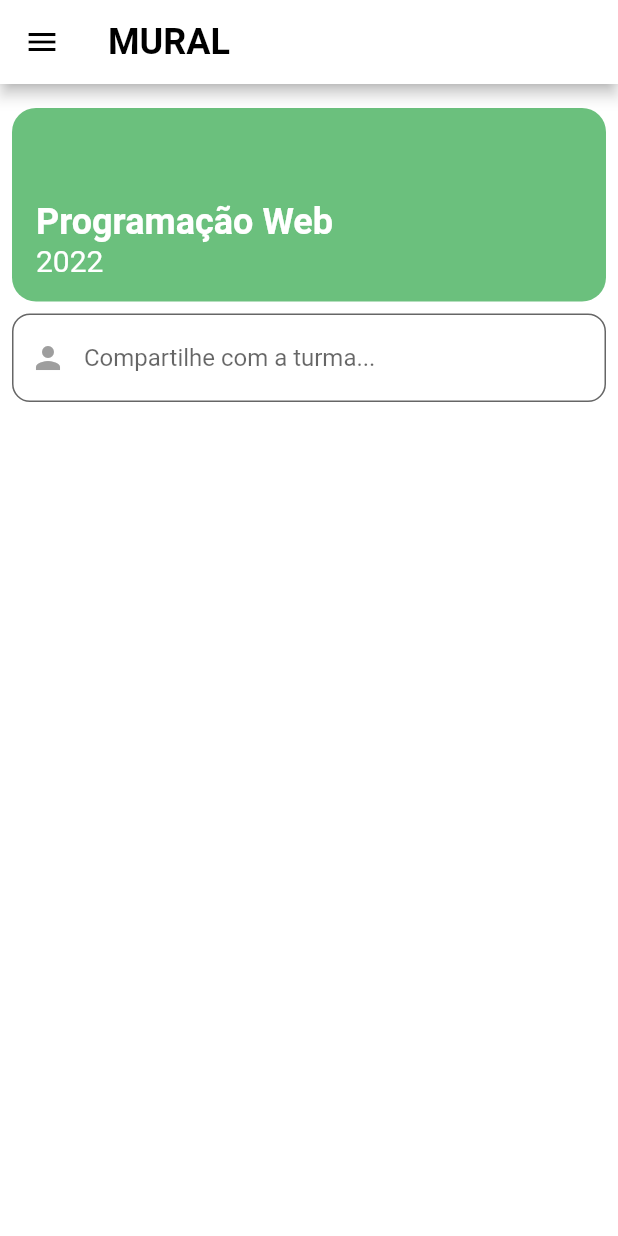
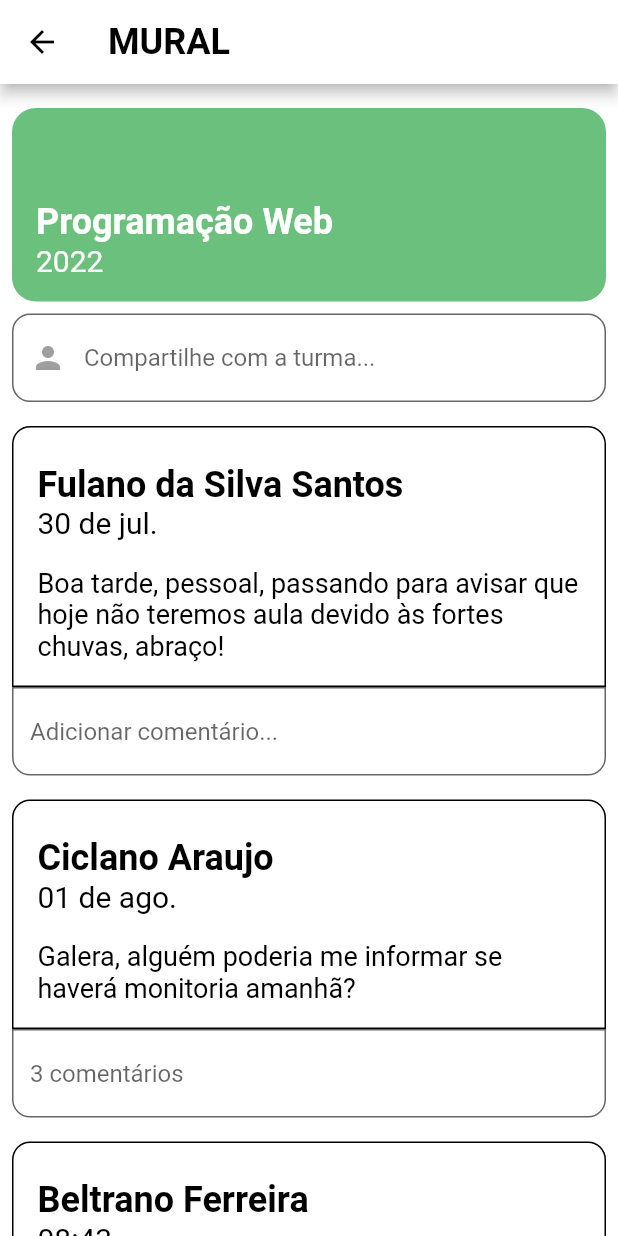
Before and after one commit to ludmilabss/App_prmo, a Flutter app: the MuralPage screen opened directly, on a phone screen of 412 x 824 dp. Run offline on Flutter 3.47's test engine with Material 2 defaults, Android fonts, the phone set to English and light mode, and no system bars; our stand-ins replace sqflite, table_calendar; accounts and stored records are empty; network calls fail.

Commit message:
Update mural_page.dart

```diff
--- a/lib/pages/mural_page.dart
+++ b/lib/pages/mural_page.dart
@@ -1,5 +1,5 @@
 import 'package:flutter/material.dart';
-import '../widget/drawer.dart';
+
 
 class MuralPage extends StatefulWidget {
   const MuralPage({Key? key}) : super(key: key);
@@ -12,7 +12,6 @@ class _MuralPageState extends State<MuralPage> {
   @override
   Widget build(BuildContext context) {
     return Scaffold(
-        drawer: const DrawerWidget(),
       appBar: AppBar(
         iconTheme: const IconThemeData(color: Colors.black),
         backgroundColor: Colors.white,
@@ -51,9 +50,91 @@ class _MuralPageState extends State<MuralPage> {
 
               ),
 
+
+            ),
+            Padding(
+              padding: const EdgeInsets.only(top: 16, left: 8, right: 8),
+
+              child: Column(
+                children: [
+                  buildMural(
+                    nome: 'Fulano da Silva Santos',
+                    data: "30 de jul.",
+                    texto: "Boa tarde, pessoal, passando para avisar que hoje não teremos aula devido às fortes chuvas, abraço!"
+                  ),
+                  TextFormField(
+                    decoration:  InputDecoration(
+                      border: OutlineInputBorder(
+                        borderRadius: BorderRadius.only(bottomLeft: Radius.circular(12), bottomRight: Radius.circular(12)),
+                      ),
+                      hintText: 'Adicionar comentário...',
+                      filled: true,
+                      fillColor: Colors.white,
+                    ),
+                  ),
+                ],
+
               ),
 
+
+            ),
+            Padding(
+              padding: const EdgeInsets.only(top: 16, left: 8, right: 8),
+
+              child: Column(
+                children: [
+                  buildMural(
+                      nome: 'Ciclano Araujo',
+                      data: "01 de ago.",
+                      texto: "Galera, alguém poderia me informar se haverá monitoria amanhã?"
+                  ),
+                  TextFormField(
+                    decoration:  InputDecoration(
+                      border: OutlineInputBorder(
+                        borderRadius: BorderRadius.only(bottomLeft: Radius.circular(12), bottomRight: Radius.circular(12)),
+                      ),
+                      hintText: '3 comentários',
+                      filled: true,
+                      fillColor: Colors.white,
+                    ),
+                  ),
+                ],
+
+              ),
+
+
+            ),
+
+            Padding(
+              padding: const EdgeInsets.only(top: 16, left: 8, right: 8),
+
+              child: Column(
+                children: [
+                  buildMural(
+                      nome: 'Beltrano Ferreira',
+                      data: "08:43",
+                      texto: "Faltarei amanhã"
+                  ),
+                  TextFormField(
+                    decoration:  InputDecoration(
+                      border: OutlineInputBorder(
+                        borderRadius: BorderRadius.only(bottomLeft: Radius.circular(12), bottomRight: Radius.circular(12)),
+                      ),
+                      hintText: '8 comentários',
+                      filled: true,
+                      fillColor: Colors.white,
+                    ),
+                  ),
+                ],
+
+              ),
+
+
+            ),
+
+
           ]
+
       ),
     );
   }
@@ -93,4 +174,56 @@ class _MuralPageState extends State<MuralPage> {
     ),
   );
   }
+
+  buildMural({
+    required String nome,
+    required String data,
+    required String texto
+  }){return Container(
+    decoration: BoxDecoration(
+        border: Border.all(
+      color: Colors.black,
+      style: BorderStyle.solid,
+    ),
+      color: const Color(0xFFFFFFFF),
+      borderRadius: BorderRadius.only(topLeft: Radius.circular(12), topRight: Radius.circular(12)),
+    ),
+    child: Padding(
+      padding: const EdgeInsets.all(16.0),
+      child: Column(
+        crossAxisAlignment: CrossAxisAlignment.stretch,
+        children: [
+          const SizedBox(height: 8),
+          Text(
+            nome,
+            style: const TextStyle(
+              color: Color(0xFF000000),
+              fontFamily: 'Roboto',
+              fontSize: 24,
+              fontWeight: FontWeight.bold,
+            ),
+          ),
+          const SizedBox(),
+          Text(data,
+              style: const TextStyle(
+                color: Color(0xFF000000),
+                fontFamily: 'Roboto',
+                fontSize: 20,
+              )),
+          const SizedBox(height: 18),
+          Text(texto,
+              style: const TextStyle(
+                color: Color(0xFF000000),
+                fontFamily: 'Roboto',
+                fontSize: 18,
+              ))
+
+
+        ],
+      ),
+    ),
+  );
   }
+
+
+}
```
Lines whose indentation alone changed are shown as unchanged.
